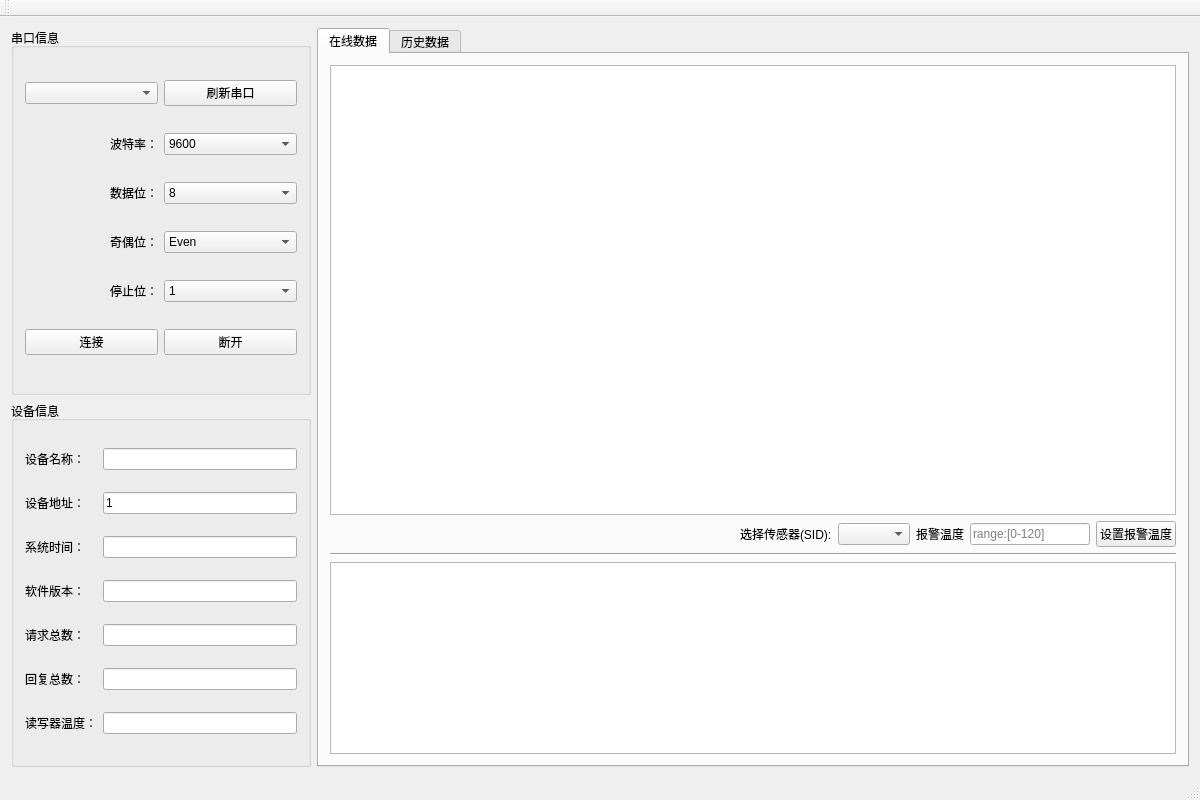
This is iTmsTest/iTmsTest.ui in fzlgejiao/PTMS as Qt 5 draws it before an edit. The edited form follows.
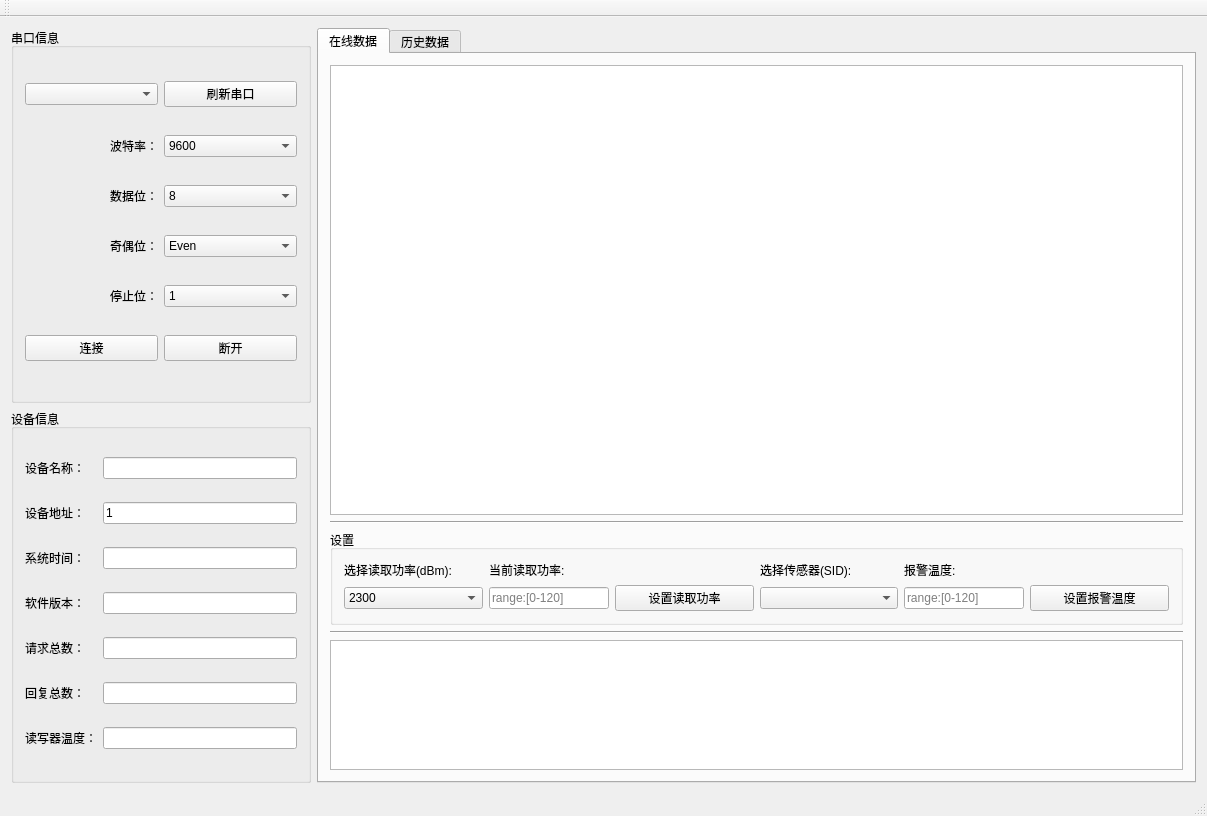
This is the edited form.

Commit message:
[RDM] - v0.4.0 1) can set/get reader power through modbus,default 2300dBm 2) change to 10s interval for reading tags
[MBS] - v0.4.0
1) set/get reader power

[MBS protocol] - v1.0.3
1) set/get reader power

The edit to the form file:
```diff
--- a/iTmsTest/iTmsTest.ui
+++ b/iTmsTest/iTmsTest.ui
@@ -6,8 +6,8 @@
    <rect>
     <x>0</x>
     <y>0</y>
-    <width>1200</width>
-    <height>800</height>
+    <width>1207</width>
+    <height>816</height>
    </rect>
   </property>
   <property name="windowTitle">
@@ -318,7 +318,7 @@
          <widget class="QTableView" name="tableViewOnline">
           <property name="minimumSize">
            <size>
-            <width>0</width>
+            <width>740</width>
             <height>450</height>
            </size>
           </property>
@@ -328,38 +328,105 @@
          </widget>
         </item>
         <item>
-         <layout class="QHBoxLayout" name="horizontalLayout_3">
-          <item>
-           <spacer name="horizontalSpacer">
+         <widget class="Line" name="line">
             <property name="orientation">
              <enum>Qt::Horizontal</enum>
             </property>
-            <property name="sizeHint" stdset="0">
+         </widget>
+        </item>
+        <item>
+         <widget class="QGroupBox" name="groupBox_2">
+          <property name="minimumSize">
              <size>
-              <width>40</width>
-              <height>20</height>
-             </size>
-            </property>
-           </spacer>
-          </item>
-          <item>
+            <width>740</width>
+            <height>0</height>
+           </size>
+          </property>
+          <property name="title">
+           <string>设置</string>
+          </property>
+          <layout class="QGridLayout" name="gridLayout_3">
+           <item row="0" column="0">
+            <widget class="QLabel" name="label_15">
+             <property name="text">
+              <string>选择读取功率(dBm):</string>
+             </property>
+            </widget>
+           </item>
+           <item row="0" column="1">
+            <widget class="QLabel" name="label_11">
+             <property name="text">
+              <string>当前读取功率:</string>
+             </property>
+            </widget>
+           </item>
+           <item row="0" column="3">
            <widget class="QLabel" name="label_10">
             <property name="text">
              <string>选择传感器(SID):</string>
             </property>
            </widget>
           </item>
-          <item>
-           <widget class="QComboBox" name="combo_sid"/>
-          </item>
-          <item>
+           <item row="0" column="4">
            <widget class="QLabel" name="label_9">
             <property name="text">
-             <string>报警温度</string>
+              <string>报警温度:</string>
             </property>
            </widget>
           </item>
+           <item row="1" column="0">
+            <widget class="QComboBox" name="cbxPower">
+             <property name="minimumSize">
+              <size>
+               <width>100</width>
+               <height>0</height>
+              </size>
+             </property>
+             <property name="maximumSize">
+              <size>
+               <width>16777215</width>
+               <height>16777215</height>
+              </size>
+             </property>
           <item>
+              <property name="text">
+               <string>2300</string>
+              </property>
+             </item>
+             <item>
+              <property name="text">
+               <string>3000</string>
+              </property>
+             </item>
+            </widget>
+           </item>
+           <item row="1" column="1">
+            <widget class="QLineEdit" name="lePower">
+             <property name="maximumSize">
+              <size>
+               <width>120</width>
+               <height>16777215</height>
+              </size>
+             </property>
+             <property name="readOnly">
+              <bool>true</bool>
+             </property>
+             <property name="placeholderText">
+              <string>range:[0-120]</string>
+             </property>
+            </widget>
+           </item>
+           <item row="1" column="2">
+            <widget class="QPushButton" name="btnSetPower">
+             <property name="text">
+              <string>设置读取功率</string>
+             </property>
+            </widget>
+           </item>
+           <item row="1" column="3">
+            <widget class="QComboBox" name="cbxTags"/>
+           </item>
+           <item row="1" column="4">
            <widget class="QLineEdit" name="leTempMax">
             <property name="maximumSize">
              <size>
@@ -372,7 +439,7 @@
             </property>
            </widget>
           </item>
-          <item>
+           <item row="1" column="5">
            <widget class="QPushButton" name="btnSetTempMax">
             <property name="text">
              <string>设置报警温度</string>
@@ -380,9 +447,10 @@
            </widget>
           </item>
          </layout>
+         </widget>
         </item>
         <item>
-         <widget class="Line" name="line">
+         <widget class="Line" name="line_2">
           <property name="orientation">
            <enum>Qt::Horizontal</enum>
           </property>
```
Left out of the diff: 35 changed lines with no effect on the pictures. Lines whose indentation alone changed are shown as unchanged. The commit also changes 12 other files.
